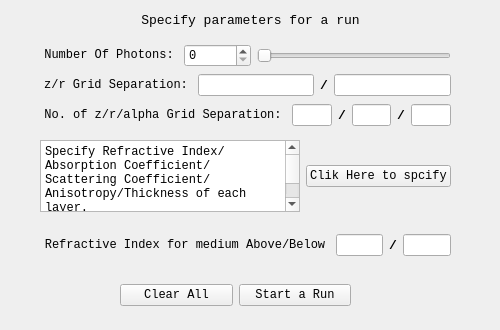
This is mainwidgets/confparas.ui in SimonCqk/Photon_Propagation_Simulation as Qt 5 draws it before an edit. The edited form follows.
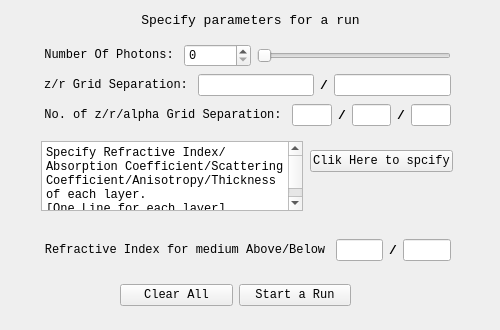
This is the edited form.

Commit message: add instructor label and its check paras logincian.

Patch:
```diff
--- a/mainwidgets/confparas.ui
+++ b/mainwidgets/confparas.ui
@@ -234,50 +234,13 @@
     </item>
    </layout>
   </widget>
-  <widget class="QWidget" name="gridLayoutWidget">
-   <property name="geometry">
-    <rect>
-     <x>40</x>
-     <y>140</y>
-     <width>411</width>
-     <height>72</height>
-    </rect>
-   </property>
-   <layout class="QGridLayout" name="gridLayout">
-    <item row="0" column="0">
-     <widget class="QPlainTextEdit" name="plainTextEdit">
-      <property name="font">
-       <font>
-        <family>Consolas</family>
-       </font>
-      </property>
-      <property name="plainText">
-       <string>Specify Refractive Index/Absorption Coefficient/Scattering Coefficient/Anisotropy/Thickness of each layer.
-[One Line for each layer]</string>
-      </property>
-     </widget>
-    </item>
-    <item row="0" column="1">
-     <widget class="QPushButton" name="SpeLayerButton">
-      <property name="font">
-       <font>
-        <family>Consolas</family>
-       </font>
-      </property>
-      <property name="text">
-       <string>Clik Here to spcify</string>
-      </property>
-     </widget>
-    </item>
-   </layout>
-  </widget>
   <widget class="QWidget" name="horizontalLayoutWidget_4">
    <property name="geometry">
     <rect>
      <x>40</x>
-     <y>220</y>
+     <y>230</y>
      <width>411</width>
-     <height>51</height>
+     <height>41</height>
     </rect>
    </property>
    <layout class="QHBoxLayout" name="MediumhorizontalLayout">
@@ -355,6 +318,61 @@
     </item>
    </layout>
   </widget>
+  <widget class="QWidget" name="verticalLayoutWidget">
+   <property name="geometry">
+    <rect>
+     <x>310</x>
+     <y>150</y>
+     <width>143</width>
+     <height>51</height>
+    </rect>
+   </property>
+   <layout class="QVBoxLayout" name="verticalLayout">
+    <item>
+     <widget class="QPushButton" name="SpeLayerButton">
+      <property name="font">
+       <font>
+        <family>Consolas</family>
+       </font>
+      </property>
+      <property name="text">
+       <string>Clik Here to spcify</string>
+      </property>
+     </widget>
+    </item>
+    <item>
+     <widget class="QLabel" name="Instructor">
+      <property name="font">
+       <font>
+        <family>Consolas</family>
+       </font>
+      </property>
+      <property name="text">
+       <string/>
+      </property>
+     </widget>
+    </item>
+   </layout>
+  </widget>
+  <widget class="QPlainTextEdit" name="plainTextEdit">
+   <property name="geometry">
+    <rect>
+     <x>41</x>
+     <y>141</y>
+     <width>262</width>
+     <height>70</height>
+    </rect>
+   </property>
+   <property name="font">
+    <font>
+     <family>Consolas</family>
+    </font>
+   </property>
+   <property name="plainText">
+    <string>Specify Refractive Index/Absorption Coefficient/Scattering Coefficient/Anisotropy/Thickness of each layer.
+[One Line for each layer]</string>
+   </property>
+  </widget>
  </widget>
  <resources/>
  <connections>
```
Left out of the diff: 2 changed lines with no effect on the pictures. The commit also changes 3 other files.
